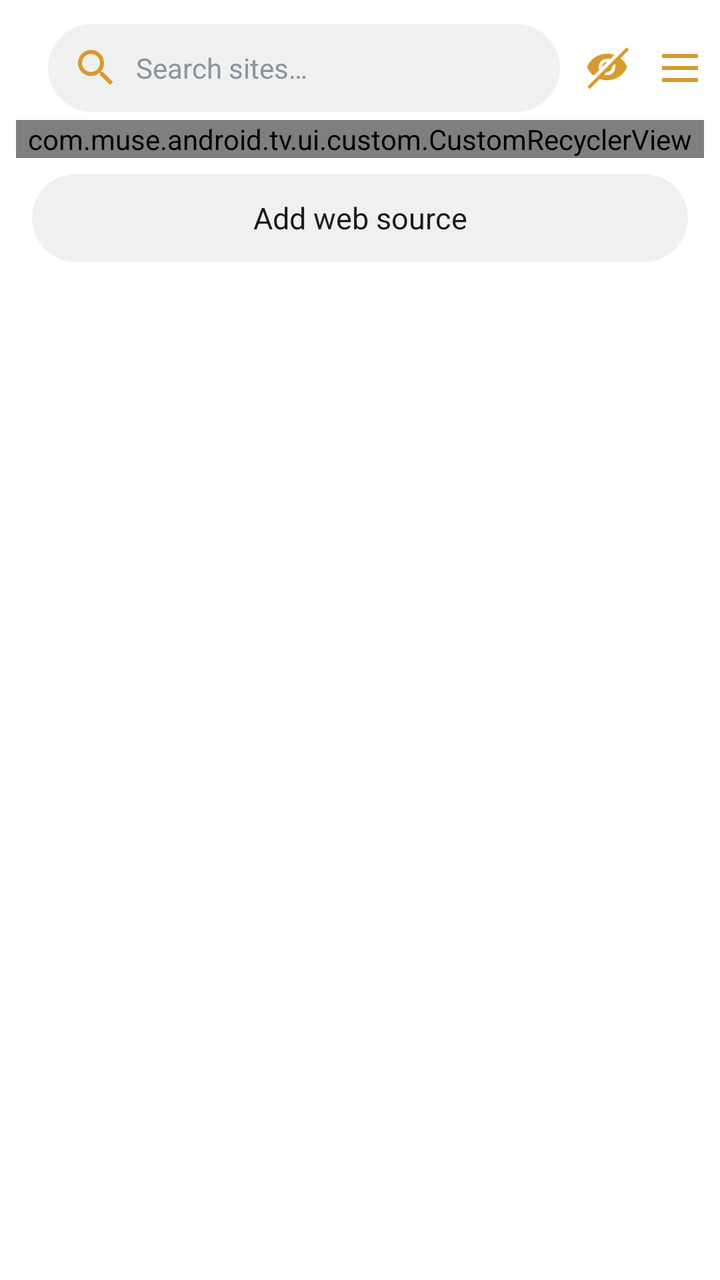
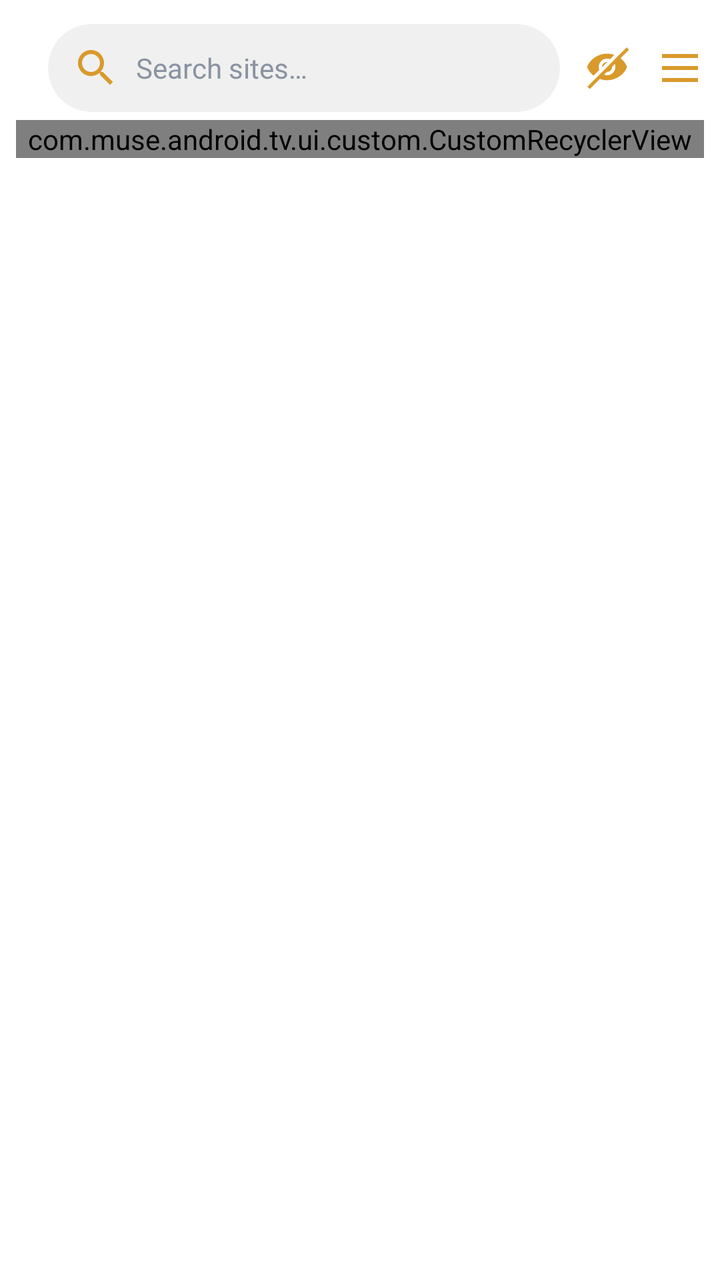

An Android layout rendered at two revisions. The XML below is the earlier revision; the diff shows what the commit changed to produce the second picture.
<!-- AndroidManifest.xml: another module's application theme Theme.App -->
<!-- res/layout/dialog_site.xml -->
<?xml version="1.0" encoding="utf-8"?>
<androidx.appcompat.widget.LinearLayoutCompat xmlns:android="http://schemas.android.com/apk/res/android"
    xmlns:app="http://schemas.android.com/apk/res-auto"
    android:layout_width="match_parent"
    android:layout_height="wrap_content"
    android:background="@color/hh_bg_card"
    android:orientation="vertical"
    android:paddingStart="@dimen/hh_space_2"
    android:paddingTop="@dimen/hh_space_3"
    android:paddingEnd="@dimen/hh_space_2"
    android:paddingBottom="@dimen/hh_space_2">

    
    <androidx.appcompat.widget.LinearLayoutCompat
        android:layout_width="match_parent"
        android:layout_height="wrap_content"
        android:gravity="center_vertical"
        android:orientation="horizontal">

        <View
            android:layout_width="8dp"
            android:layout_height="8dp"
            android:layout_marginEnd="@dimen/hh_space_2" />

        <com.google.android.material.textfield.TextInputEditText
            android:id="@+id/keyword"
            android:layout_width="0dp"
            android:layout_height="@dimen/hh_touch"
            android:layout_weight="1"
            android:background="@drawable/bg_hh_pill"
            android:drawablePadding="8dp"
            android:gravity="center_vertical"
            android:hint="@string/site_search_hint"
            android:imeOptions="actionDone"
            android:inputType="text"
            android:maxLength="255"
            android:paddingStart="@dimen/hh_space_3"
            android:paddingEnd="@dimen/hh_space_3"
            android:singleLine="true"
            android:textColor="@color/hh_text_primary"
            android:textColorHint="@color/hh_text_hint"
            android:textSize="@dimen/hh_text_t2"
            app:drawableStartCompat="@drawable/ic_site_search"
            app:drawableTint="@color/hh_accent" />

        <androidx.appcompat.widget.AppCompatImageView
            android:id="@+id/block"
            android:layout_width="@dimen/hh_icon_lg"
            android:layout_height="@dimen/hh_touch"
            android:layout_marginStart="@dimen/hh_space_3"
            android:background="?attr/selectableItemBackgroundBorderless"
            android:padding="0dp"
            android:scaleType="centerInside"
            android:src="@drawable/ic_site_hidden"
            app:tint="@color/hh_accent" />

        <androidx.appcompat.widget.AppCompatImageView
            android:id="@+id/search"
            android:layout_width="@dimen/hh_icon_lg"
            android:layout_height="@dimen/hh_touch"
            android:layout_marginStart="@dimen/hh_space_3"
            android:background="?attr/selectableItemBackgroundBorderless"
            android:padding="0dp"
            android:scaleType="centerInside"
            android:src="@drawable/ic_site_single_column"
            app:tint="@color/hh_accent" />

    </androidx.appcompat.widget.LinearLayoutCompat>

    <HorizontalScrollView
        android:id="@+id/groupScroll"
        android:layout_width="match_parent"
        android:layout_height="wrap_content"
        android:layout_marginTop="@dimen/hh_space_1"
        android:clipToPadding="false"
        android:overScrollMode="never"
        android:scrollbars="none"
        android:visibility="gone">

        <androidx.appcompat.widget.LinearLayoutCompat
            android:id="@+id/groupList"
            android:layout_width="wrap_content"
            android:layout_height="wrap_content"
            android:orientation="horizontal" />

    </HorizontalScrollView>

    
    <com.muse.android.tv.ui.custom.CustomRecyclerView
        android:id="@+id/recycler"
        android:layout_width="match_parent"
        android:layout_height="wrap_content"
        android:layout_marginTop="@dimen/hh_space_1"
        android:clipChildren="false"
        android:clipToPadding="false"
        android:overScrollMode="never"
        android:paddingTop="0dp"
        android:paddingBottom="0dp"
        app:layoutManager="androidx.recyclerview.widget.LinearLayoutManager"
        app:maxHeight="480dp" />

    <TextView
        android:id="@+id/addWebSource"
        android:layout_width="match_parent"
        android:layout_height="@dimen/hh_touch"
        android:layout_marginTop="@dimen/hh_space_2"
        android:layout_marginStart="@dimen/hh_space_2"
        android:layout_marginEnd="@dimen/hh_space_2"
        android:background="@drawable/bg_hh_pill"
        android:gravity="center"
        android:text="@string/site_web_source_add"
        android:textColor="@color/hh_on_accent"
        android:textSize="@dimen/hh_text_t3" />


    <androidx.appcompat.widget.LinearLayoutCompat
        android:id="@+id/selectBar"
        android:layout_width="match_parent"
        android:layout_height="wrap_content"
        android:layout_marginTop="@dimen/hh_space_2"
        android:background="@drawable/bg_hh_card"
        android:gravity="center_vertical"
        android:orientation="horizontal"
        android:paddingStart="@dimen/hh_space_3"
        android:paddingTop="@dimen/hh_space_2"
        android:paddingEnd="@dimen/hh_space_3"
        android:paddingBottom="@dimen/hh_space_2"
        android:visibility="gone">

        <TextView
            android:id="@+id/selectCount"
            android:layout_width="wrap_content"
            android:layout_height="wrap_content"
            android:text="@string/site_select_hint"
            android:textColor="@color/hh_text_primary"
            android:textSize="@dimen/hh_text_t5" />

        <View
            android:layout_width="0dp"
            android:layout_height="1dp"
            android:layout_weight="1" />

        <TextView
            android:id="@+id/selectAll"
            android:layout_width="wrap_content"
            android:layout_height="32dp"
            android:background="?attr/selectableItemBackgroundBorderless"
            android:gravity="center"
            android:paddingStart="@dimen/hh_space_2"
            android:paddingEnd="@dimen/hh_space_2"
            android:text="@string/site_select_all"
            android:textColor="@color/hh_text_accent"
            android:textSize="@dimen/hh_text_t5" />

        <TextView
            android:id="@+id/selectInvert"
            android:layout_width="wrap_content"
            android:layout_height="32dp"
            android:background="?attr/selectableItemBackgroundBorderless"
            android:gravity="center"
            android:paddingStart="@dimen/hh_space_2"
            android:paddingEnd="@dimen/hh_space_2"
            android:text="@string/site_select_invert"
            android:textColor="@color/hh_text_accent"
            android:textSize="@dimen/hh_text_t5" />

        <TextView
            android:id="@+id/selectNone"
            android:layout_width="wrap_content"
            android:layout_height="32dp"
            android:background="?attr/selectableItemBackgroundBorderless"
            android:gravity="center"
            android:paddingStart="@dimen/hh_space_2"
            android:paddingEnd="@dimen/hh_space_2"
            android:text="@string/site_select_none"
            android:textColor="@color/hh_text_accent"
            android:textSize="@dimen/hh_text_t5" />

        <TextView
            android:id="@+id/selectCancel"
            android:layout_width="wrap_content"
            android:layout_height="32dp"
            android:background="?attr/selectableItemBackgroundBorderless"
            android:gravity="center"
            android:paddingStart="@dimen/hh_space_2"
            android:paddingEnd="@dimen/hh_space_2"
            android:text="@string/dialog_negative"
            android:textColor="@color/hh_text_secondary"
            android:textSize="@dimen/hh_text_t5" />

    </androidx.appcompat.widget.LinearLayoutCompat>

    <TextView
        android:id="@+id/selectConfirm"
        android:layout_width="match_parent"
        android:layout_height="@dimen/hh_touch"
        android:layout_marginTop="@dimen/hh_space_2"
        android:layout_marginStart="@dimen/hh_space_2"
        android:layout_marginEnd="@dimen/hh_space_2"
        android:background="@drawable/bg_hh_pill"
        android:gravity="center"
        android:text="@string/site_select_confirm"
        android:textColor="@color/hh_on_accent"
        android:textSize="@dimen/hh_text_t3"
        android:visibility="gone" />

</androidx.appcompat.widget.LinearLayoutCompat>
<!-- resources referenced by this layout -->
<resources>
  <color name="hh_accent">#FFD99A2B</color>
  <color name="hh_bg_card">#FFFFFFFF</color>
  <color name="hh_on_accent">#FF171A1F</color>
  <color name="hh_text_accent">#FF8A5F12</color>
  <color name="hh_text_hint">#FF8A93A1</color>
  <color name="hh_text_primary">#FF171A1F</color>
  <color name="hh_text_secondary">#FF5A6270</color>
  <dimen name="hh_icon_lg">24dp</dimen>
  <dimen name="hh_space_1">4dp</dimen>
  <dimen name="hh_space_2">8dp</dimen>
  <dimen name="hh_space_3">12dp</dimen>
  <dimen name="hh_text_t2">14sp</dimen>
  <dimen name="hh_text_t3">15sp</dimen>
  <dimen name="hh_text_t5">13sp</dimen>
  <dimen name="hh_touch">44dp</dimen>
  <!-- drawable bg_hh_card (drawable) -->
  <?xml version="1.0" encoding="utf-8"?>
  <shape xmlns:android="http://schemas.android.com/apk/res/android"
      android:shape="rectangle">
      <solid android:color="@color/hh_bg_card" />
      <corners android:radius="@dimen/hh_radius_card" />
  </shape>
  <!-- drawable bg_hh_pill (drawable) -->
  <?xml version="1.0" encoding="utf-8"?>
  <selector xmlns:android="http://schemas.android.com/apk/res/android">
      <item android:state_selected="true">
          <shape android:shape="rectangle">
              <solid android:color="@color/hh_accent_soft_bg" />
              <corners android:radius="@dimen/hh_radius_pill" />
          </shape>
      </item>
      <item android:state_activated="true">
          <shape android:shape="rectangle">
              <solid android:color="@color/hh_accent_soft_bg" />
              <corners android:radius="@dimen/hh_radius_pill" />
          </shape>
      </item>
      <item>
          <shape android:shape="rectangle">
              <solid android:color="@color/hh_neutral_soft_bg" />
              <corners android:radius="@dimen/hh_radius_pill" />
          </shape>
      </item>
  </selector>
  <!-- drawable ic_site_search (drawable) -->
  <vector xmlns:android="http://schemas.android.com/apk/res/android"
      android:width="24dp"
      android:height="24dp"
      android:tint="?attr/colorControlNormal"
      android:viewportWidth="24"
      android:viewportHeight="24">
      <path
          android:fillColor="@android:color/white"
          android:pathData="M15.5,14h-0.79l-0.28,-0.27C15.41,12.59 16,11.11 16,9.5 16,5.91 13.09,3 9.5,3S3,5.91 3,9.5 5.91,16 9.5,16c1.61,0 3.09,-0.59 4.23,-1.57l0.27,0.28v0.79l5,4.99L20.49,19l-4.99,-5zM9.5,14C7.01,14 5,11.99 5,9.5S7.01,5 9.5,5 14,7.01 14,9.5 11.99,14 9.5,14z" />
  </vector>
  <!-- drawable ic_site_single_column (drawable) -->
  <?xml version="1.0" encoding="utf-8"?>
  <vector xmlns:android="http://schemas.android.com/apk/res/android"
      android:width="24dp"
      android:height="24dp"
      android:tint="?attr/colorControlNormal"
      android:viewportWidth="24"
      android:viewportHeight="24">
  
      <path
          android:fillColor="@android:color/white"
          android:pathData="M3,5h18v2H3V5zM3,11h18v2H3v-2zM3,17h18v2H3v-2z" />
  
  </vector>
  <string name="dialog_negative">Cancel</string>
  <string name="site_search_hint">Search sites…</string>
  <string name="site_select_all">All</string>
  <string name="site_select_confirm">Act on selection</string>
  <string name="site_select_hint">%1$d selected</string>
  <string name="site_select_invert">Invert</string>
  <string name="site_select_none">None</string>
  <string name="site_web_source_add">Add web source</string>
  <style name="Theme.App" parent="Theme.Base" />
  <dimen name="hh_radius_card">18dp</dimen>
  <color name="hh_accent_soft_bg">#2ED99A2B</color>
  <dimen name="hh_radius_pill">999dp</dimen>
  <color name="hh_neutral_soft_bg">#0F000000</color>
  <style name="Theme.Base" parent="Theme.Material3.DynamicColors.DayNight.NoActionBar">
          <item name="android:statusBarColor">@color/transparent</item>
          <item name="android:navigationBarColor">@color/transparent</item>
          <item name="android:windowDrawsSystemBarBackgrounds">true</item>
      </style>
  <color name="transparent">#00000000</color>
  <!-- unchanged entries left out for length: 1 -->
</resources>

<!-- the commit's change to res/layout/dialog_site.xml (unified diff, before → after) -->
@@ -99,19 +99,6 @@
         app:layoutManager="androidx.recyclerview.widget.LinearLayoutManager"
         app:maxHeight="480dp" />
 
-    <TextView
-        android:id="@+id/addWebSource"
-        android:layout_width="match_parent"
-        android:layout_height="@dimen/hh_touch"
-        android:layout_marginTop="@dimen/hh_space_2"
-        android:layout_marginStart="@dimen/hh_space_2"
-        android:layout_marginEnd="@dimen/hh_space_2"
-        android:background="@drawable/bg_hh_pill"
-        android:gravity="center"
-        android:text="@string/site_web_source_add"
-        android:textColor="@color/hh_on_accent"
-        android:textSize="@dimen/hh_text_t3" />
-
 
     <androidx.appcompat.widget.LinearLayoutCompat
         android:id="@+id/selectBar"
<!-- resource entries referenced after the edit -->
@@ -76,7 +76,6 @@
   <string name="site_select_hint">%1$d selected</string>
   <string name="site_select_invert">Invert</string>
   <string name="site_select_none">None</string>
-  <string name="site_web_source_add">Add web source</string>
   <style name="Theme.App" parent="Theme.Base" />
   <dimen name="hh_radius_card">18dp</dimen>
   <color name="hh_accent_soft_bg">#2ED99A2B</color>
